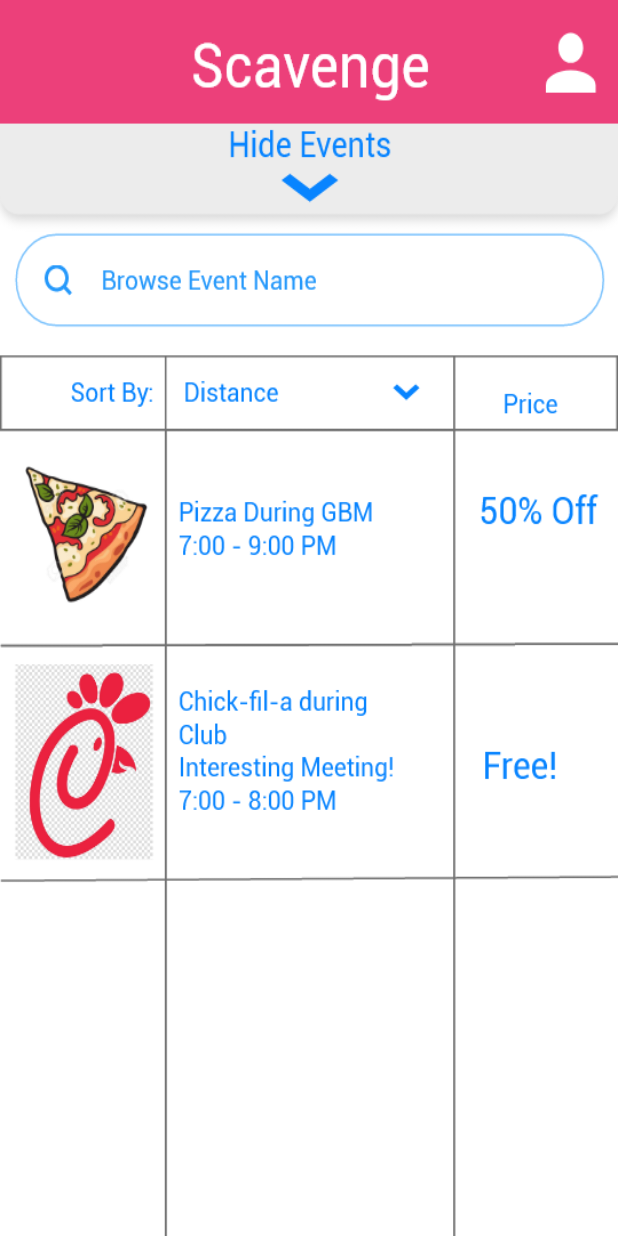
After one commit to Allen589/AndroidScavenge, an Android app: the EventList screen opened directly, with no data from a screen before it, on a phone screen of 412 x 824 dp. The commit adds this screen. Run offline under Robolectric (Android 15) with nearby library versions, the phone set to English and light mode, and no system bars.

Commit message:
Added Event List page. Fixed browse button possibly being cut off.

```diff
--- /dev/null
+++ b/app/src/main/java/com/example/transaction/EventList.java
@@ -0,0 +1,28 @@
+package com.example.transaction;
+
+import androidx.appcompat.app.AppCompatActivity;
+
+import android.content.Intent;
+import android.os.Bundle;
+import android.view.View;
+
+public class EventList extends AppCompatActivity {
+
+    @Override
+    protected void onCreate(Bundle savedInstanceState) {
+        super.onCreate(savedInstanceState);
+        setContentView(R.layout.activity_event_list);
+    }
+
+    public void event(View view){
+
+        Intent intent = new Intent(getApplicationContext(), EventDetails.class);
+        startActivity(intent);
+    }
+
+    public void hide(View view){
+
+        Intent intent = new Intent(getApplicationContext(), MapActivity.class);
+        startActivity(intent);
+    }
+}
--- /dev/null
+++ b/app/src/main/res/layout/activity_event_list.xml
@@ -0,0 +1,36 @@
+<?xml version="1.0" encoding="utf-8"?>
+<androidx.constraintlayout.widget.ConstraintLayout xmlns:android="http://schemas.android.com/apk/res/android"
+    xmlns:app="http://schemas.android.com/apk/res-auto"
+    xmlns:tools="http://schemas.android.com/tools"
+    android:layout_width="match_parent"
+    android:layout_height="match_parent"
+    android:background="@drawable/event_list"
+    tools:context=".EventList">
+
+    <Button
+        android:id="@+id/button4"
+        android:layout_width="383dp"
+        android:layout_height="110dp"
+        android:alpha="0"
+        android:onClick="event"
+        android:text="Button"
+        app:layout_constraintBottom_toBottomOf="parent"
+        app:layout_constraintEnd_toEndOf="parent"
+        app:layout_constraintStart_toStartOf="parent"
+        app:layout_constraintTop_toTopOf="parent"
+        app:layout_constraintVertical_bias="0.421" />
+
+    <Button
+        android:id="@+id/button5"
+        android:layout_width="398dp"
+        android:layout_height="51dp"
+        android:alpha="0"
+        android:onClick="hide"
+        android:text="Button"
+        app:layout_constraintBottom_toBottomOf="parent"
+        app:layout_constraintEnd_toEndOf="parent"
+        app:layout_constraintHorizontal_bias="0.461"
+        app:layout_constraintStart_toStartOf="parent"
+        app:layout_constraintTop_toTopOf="parent"
+        app:layout_constraintVertical_bias="0.105" />
+</androidx.constraintlayout.widget.ConstraintLayout>
```
Also changed, not shown: app/src/main/AndroidManifest.xml (+6 -5 lines), app/src/main/java/com/example/transaction/MapActivity.java (+8 -0 lines), app/src/main/res/layout/activity_map.xml (+10 -0 lines), app/src/main/res/drawable-hdpi/event_list.png (added), app/src/main/res/drawable-hdpi/map_overlay.png, app/src/main/res/drawable-hdpi/map_overlay_bottom.png (added).
